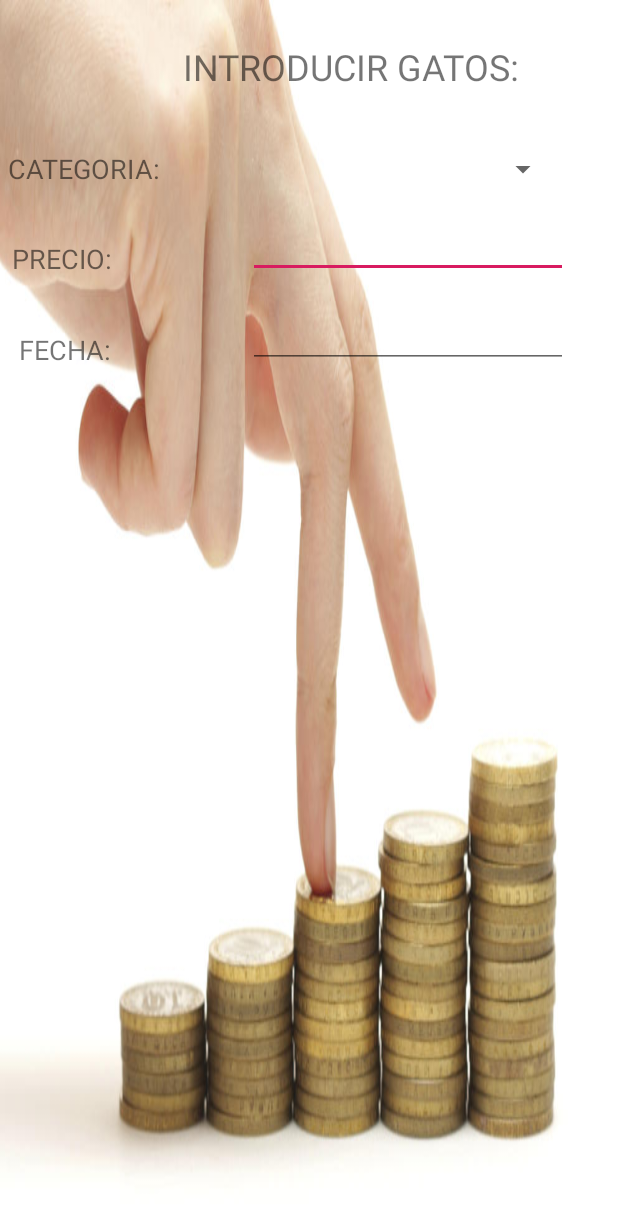
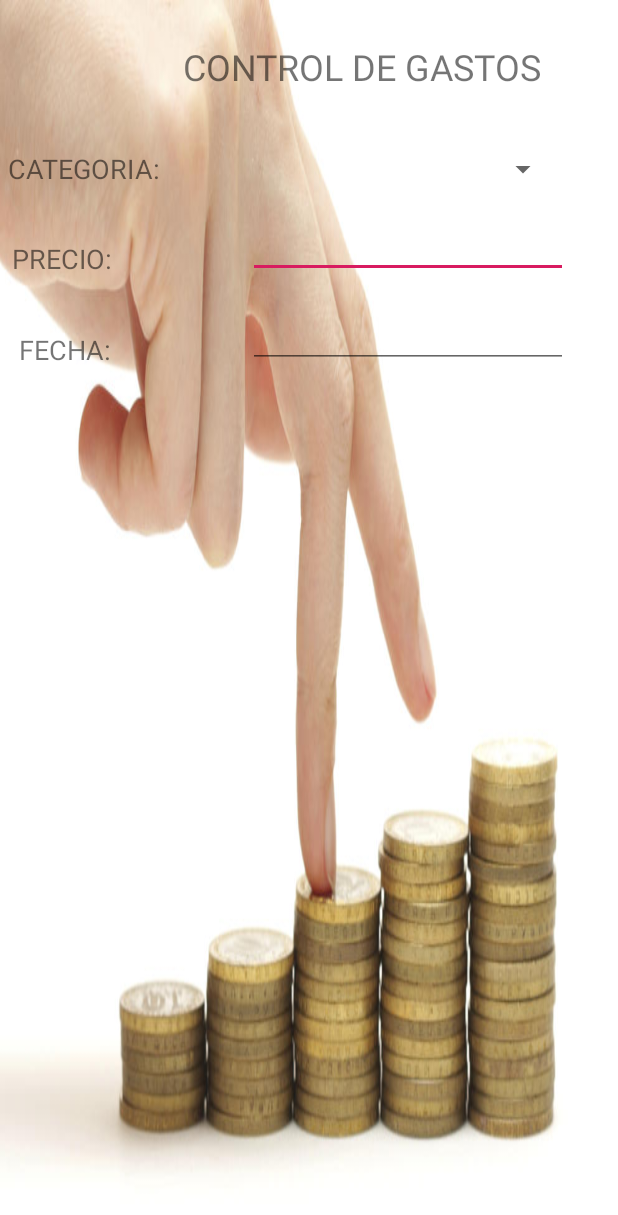
Before and after one commit to Azo2013Github/controlgastos, an Android app: the layout activity_formulario.xml on its own in the app's theme, with its tools: preview values and no code run, on a phone screen of 412 x 824 dp. Shown: the top 1215 px of the screen. Run offline under Robolectric (Android 15) with nearby library versions, the phone set to English and light mode, and no system bars.

Commit message:
cambio en el manifest

```diff
--- a/app/src/main/AndroidManifest.xml
+++ b/app/src/main/AndroidManifest.xml
@@ -10,14 +10,14 @@
         android:supportsRtl="true"
         android:theme="@style/AppTheme">
         <activity android:name=".activities.FormularioActivity">
+
+        </activity>
+        <activity android:name=".activities.MainActivity">
             <intent-filter>
                 <action android:name="android.intent.action.MAIN" />
 
                 <category android:name="android.intent.category.LAUNCHER" />
             </intent-filter>
-        </activity>
-        <activity android:name=".activities.MainActivity">
-
 
         </activity>
     </application>
--- a/app/src/main/java/com/pgrsoft/controlgastos/activities/FormularioActivity.java
+++ b/app/src/main/java/com/pgrsoft/controlgastos/activities/FormularioActivity.java
@@ -63,17 +63,14 @@ public class FormularioActivity extends AppCompatActivity {
         String[] strNombres = new String[5];
         int i = 0;
         for (Categoria categoria: categorias) {
-
             strNombres[i] = categoria.getNombre();
             i++;
 
         }
+        stringArrayAdapter = new ArrayAdapter<String>(FormularioActivity.this, android.R.layout.simple_list_item_1, strNombres);
+        spinner.setAdapter(stringArrayAdapter);
+
+    }
 
 
-        stringArrayAdapter = new ArrayAdapter<String>(FormularioActivity.this, android.R.layout.simple_list_item_1, strNombres);
-
-        spinner.setAdapter(stringArrayAdapter);
-
-
-    }
 }
--- a/app/src/main/res/layout/activity_formulario.xml
+++ b/app/src/main/res/layout/activity_formulario.xml
@@ -7,7 +7,7 @@
     android:background="@drawable/control_1"
     tools:context=".activities.FormularioActivity">
 
-      <Spinner
+    <Spinner
         android:id="@+id/idSpinner"
         android:layout_width="219dp"
         android:layout_height="25dp"
@@ -100,7 +100,7 @@
         android:layout_marginTop="28dp"
         android:layout_marginEnd="8dp"
         android:layout_marginRight="8dp"
-        android:text="@string/introducir_gastos"
+        android:text="@string/titulo"
         android:textSize="24sp"
         app:layout_constraintEnd_toEndOf="parent"
         app:layout_constraintHorizontal_bias="0.0"
@@ -123,4 +123,11 @@
         app:layout_constraintStart_toStartOf="@+id/guideline"
         app:layout_constraintTop_toTopOf="parent" />
 
+    <androidx.constraintlayout.widget.Guideline
+        android:id="@+id/guideline2"
+        android:layout_width="wrap_content"
+        android:layout_height="wrap_content"
+        android:orientation="vertical"
+        app:layout_constraintGuide_begin="20dp" />
+
 </androidx.constraintlayout.widget.ConstraintLayout>
--- a/app/src/main/res/values/strings.xml
+++ b/app/src/main/res/values/strings.xml
@@ -11,6 +11,5 @@
     <string name="importe">IMPORTE:</string>
     <string name="descrpcionMovimiento">DESCRIPCION MOVIMIENTO</string>
     <string name="saldo">SALDO</string>
-    <string name="introducir_gastos">INTRODUCIR GATOS:</string>
 
 </resources>
```
